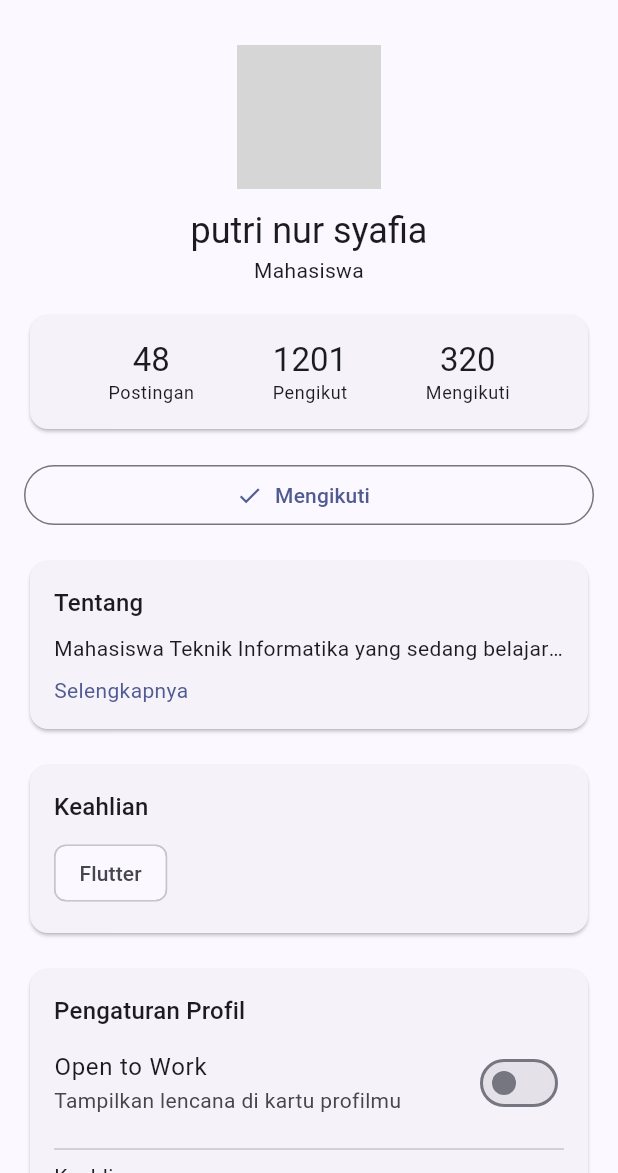
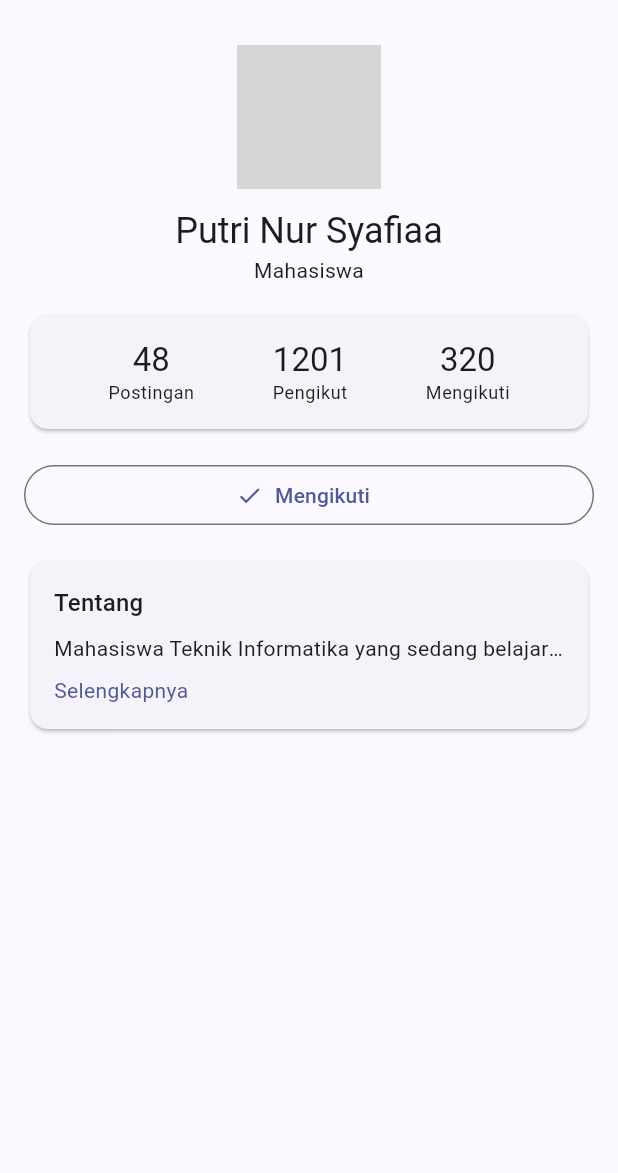
Before and after one commit to syafiafia22-cloud/profildigital, a Flutter app: the screen it shows after launch, after a tap on "Ikuti", after a tap on "Tentang", on a phone screen of 412 x 824 dp, the part 63-1236 px from its top. Run offline on Flutter 3.47's test engine with Material 3 defaults, Android fonts, the light colour scheme and no system bars; network calls fail; grey boxes are pictures that could not be loaded.

Commit message:
pertemuan 1

```diff
--- a/lib/main.dart
+++ b/lib/main.dart
@@ -1,16 +1,6 @@
 import 'package:flutter/material.dart';
 
 void main() => runApp(const MyApp());
-
-enum ProfileStatus {
-  student('Mahasiswa'),
-  freelancer('Freelancer'),
-  intern('Magang'),
-  employee('Karyawan');
-
-  const ProfileStatus(this.label);
-  final String label;
-}
 
 class MyApp extends StatelessWidget {
   const MyApp({super.key});
@@ -34,25 +24,20 @@ class ProfilePage extends StatefulWidget {
 }
 
 class _ProfilePageState extends State<ProfilePage> {
-  bool _isFollowing = false;
-  int _followers = 1200;
-  bool _openToWork = false;
-  bool _isBioExpanded = false;
-
-  ProfileStatus _status = ProfileStatus.student;
-
-  static const _allSkills = ['Flutter', 'Dart', 'UI/UX', 'Firebase', 'Git'];
-
-  final Set<String> _skills = {'Flutter'};
-
-  static const _name = 'putri nur syafia';
+  static const _name = 'Putri Nur Syafiaa';
   static const _bio =
       'Mahasiswa Teknik Informatika yang sedang belajar Flutter. '
       'Suka membangun aplikasi mobile yang sederhana, rapi, dan berguna. '
       'Sedang mengerjakan proyek akhir semester bertema kartu profil digital.';
 
+  // State Variables (Lab 1, Lab 2, & Lab 4)
+  bool _isFollowing = false;
+  int _followers = 1200;
+  bool _isBioExpanded = false;
+
+  // Helper Methods (Lab 2 & Lab 3)
   void _setFollowing(bool value) {
-    if (_isFollowing == value) return;
+    if (_isFollowing == value) return; // tidak ada perubahan, abaikan
     setState(() {
       _isFollowing = value;
       _followers += value ? 1 : -1;
@@ -61,7 +46,7 @@ class _ProfilePageState extends State<ProfilePage> {
 
   void _showSnack(String message, {SnackBarAction? action}) {
     ScaffoldMessenger.of(context)
-      ..hideCurrentSnackBar()
+      ..hideCurrentSnackBar() // hindari Snackbar menumpuk
       ..showSnackBar(
         SnackBar(
           content: Text(message),
@@ -71,84 +56,20 @@ class _ProfilePageState extends State<ProfilePage> {
       );
   }
 
-  Future<bool> _showConfirmDialog({
-    required String title,
-    required String message,
-    required String confirmLabel,
-  }) async {
-    final result = await showDialog<bool>(
-      context: context,
-      builder: (dialogContext) => AlertDialog(
-        title: Text(title),
-        content: Text(message),
-        actions: [
-          TextButton(
-            onPressed: () => Navigator.pop(dialogContext, false),
-            child: const Text('Batal'),
-          ),
-          FilledButton(
-            onPressed: () => Navigator.pop(dialogContext, true),
-            child: Text(confirmLabel),
-          ),
-        ],
-      ),
-    );
-    return result ?? false;
-  }
-
-  Future<void> _onFollowPressed() async {
-    if (!_isFollowing) {
+  void _onFollowPressed() {
+    if (_isFollowing) {
+      _setFollowing(false);
+      _showSnack('Kamu berhenti mengikuti $_name');
+    } else {
       _setFollowing(true);
       _showSnack(
         'Kamu mulai mengikuti $_name',
         action: SnackBarAction(
           label: 'BATAL',
-          onPressed: () => _setFollowing(false),
+          onPressed: () => _setFollowing(false), // Undo
         ),
       );
-      return;
     }
-
-    final confirmed = await _showConfirmDialog(
-      title: 'Berhenti mengikuti?',
-      message: 'Kamu tidak akan lagi melihat pembaruan dari $_name.',
-      confirmLabel: 'Berhenti',
-    );
-
-    if (!confirmed || !mounted) return;
-
-    _setFollowing(false);
-    _showSnack('Kamu berhenti mengikuti $_name');
-  }
-
-  void _onSkillChanged(String skill, bool selected) {
-    setState(() {
-      if (selected) {
-        _skills.add(skill);
-      } else {
-        _skills.remove(skill);
-      }
-    });
-  }
-
-  Future<void> _onResetPressed() async {
-    final confirmed = await _showConfirmDialog(
-      title: 'Reset pengaturan?',
-      message: 'Semua pengaturan akan kembali ke nilai awal.',
-      confirmLabel: 'Reset',
-    );
-
-    if (!confirmed || !mounted) return;
-
-    setState(() {
-      _openToWork = false;
-      _skills
-        ..clear()
-        ..add('Flutter');
-      _status = ProfileStatus.student;
-    });
-
-    _showSnack('Pengaturan berhasil direset');
   }
 
   @override
@@ -166,7 +87,7 @@ class _ProfilePageState extends State<ProfilePage> {
               child: CircleAvatar(
                 radius: 48,
                 backgroundImage: NetworkImage(
-                  'https://png.pngtree.com/thumb_back/fh260/background/20230716/pngtree-realistic-3d-rendering-of-speeding-clouds-against-a-blue-sky-background-image_3870197.jpg',
+                  'https://akcdn.detik.net.id/community/media/visual/2022/03/10/ilustrasi-langit_43.jpeg?w=700&q=90',
                 ),
               ),
             ),
@@ -176,19 +97,10 @@ class _ProfilePageState extends State<ProfilePage> {
               textAlign: TextAlign.center,
               style: textTheme.headlineSmall,
             ),
-            Text(_status.label, textAlign: TextAlign.center),
+            const Text('Mahasiswa', textAlign: TextAlign.center),
+            const SizedBox(height: 16),
 
-            if (_openToWork) ...[
-              const SizedBox(height: 8),
-              const Center(
-                child: Chip(
-                  avatar: Icon(Icons.work_outline, size: 18),
-                  label: Text('Open to Work'),
-                ),
-              ),
-            ],
-
-            const SizedBox(height: 16),
+            // Section Statistik (Lab 2: angka pengikut dinamis, tanpa const di Card)
             Card(
               child: Padding(
                 padding: const EdgeInsets.symmetric(vertical: 16),
@@ -203,6 +115,8 @@ class _ProfilePageState extends State<ProfilePage> {
               ),
             ),
             const SizedBox(height: 16),
+
+            // Tombol Ikuti (Lab 1 & Lab 3)
             _isFollowing
                 ? OutlinedButton.icon(
                     onPressed: _onFollowPressed,
@@ -214,7 +128,10 @@ class _ProfilePageState extends State<ProfilePage> {
                     icon: const Icon(Icons.person_add),
                     label: const Text('Ikuti'),
                   ),
+
             const SizedBox(height: 16),
+
+            // Kartu tentang bio dengan InkWell & expand/collapse (Lab 4)
             Card(
               child: InkWell(
                 borderRadius: BorderRadius.circular(12),
@@ -243,43 +160,6 @@ class _ProfilePageState extends State<ProfilePage> {
                 ),
               ),
             ),
-
-            const SizedBox(height: 16),
-            Card(
-              child: Padding(
-                padding: const EdgeInsets.all(16),
-                child: Column(
-                  crossAxisAlignment: CrossAxisAlignment.start,
-                  children: [
-                    Text('Keahlian', style: textTheme.titleMedium),
-                    const SizedBox(height: 8),
-                    if (_skills.isEmpty)
-                      const Text('Belum ada keahlian dipilih')
-                    else
-                      Wrap(
-                        spacing: 8,
-                        runSpacing: 8,
-                        children: [
-                          for (final s in _skills) Chip(label: Text(s)),
-                        ],
-                      ),
-                  ],
-                ),
-              ),
-            ),
-
-            const SizedBox(height: 16),
-            _SettingsCard(
-              openToWork: _openToWork,
-              onOpenToWorkChanged: (value) =>
-                  setState(() => _openToWork = value),
-              allSkills: _allSkills,
-              selectedSkills: _skills,
-              onSkillChanged: _onSkillChanged,
-              status: _status,
-              onStatusChanged: (value) => setState(() => _status = value),
-              onReset: _onResetPressed,
-            ),
           ],
         ),
       ),
@@ -287,8 +167,7 @@ class _ProfilePageState extends State<ProfilePage> {
   }
 }
 
-/// Widget kecil untuk satu angka statistik. Sengaja dibuat StatelessWidget:
-/// ia hanya menampilkan data yang diberikan, tidak menyimpan state sendiri.
+/// Widget kecil untuk satu angka statistik.
 class _StatItem extends StatelessWidget {
   const _StatItem({required this.label, required this.value});
 
@@ -307,81 +186,3 @@ class _StatItem extends StatelessWidget {
     );
   }
 }
-
-class _SettingsCard extends StatelessWidget {
-  const _SettingsCard({
-    required this.openToWork,
-    required this.onOpenToWorkChanged,
-    required this.allSkills,
-    required this.selectedSkills,
-    required this.onSkillChanged,
-    required this.status,
-    required this.onStatusChanged,
-    required this.onReset,
-  });
-
-  final bool openToWork;
-  final ValueChanged<bool> onOpenToWorkChanged;
-  final List<String> allSkills;
-  final Set<String> selectedSkills;
-  final void Function(String skill, bool selected) onSkillChanged;
-  final ProfileStatus status;
-  final ValueChanged<ProfileStatus> onStatusChanged;
-  final VoidCallback onReset;
-
-  @override
-  Widget build(BuildContext context) {
-    final textTheme = Theme.of(context).textTheme;
-
-    return Card(
-      child: Padding(
-        padding: const EdgeInsets.all(16),
-        child: Column(
-          crossAxisAlignment: CrossAxisAlignment.start,
-          children: [
-            Text('Pengaturan Profil', style: textTheme.titleMedium),
-            SwitchListTile(
-              contentPadding: EdgeInsets.zero,
-              title: const Text('Open to Work'),
-              subtitle: const Text('Tampilkan lencana di kartu profilmu'),
-              value: openToWork,
-              onChanged: onOpenToWorkChanged,
-            ),
-            const Divider(),
-            const Text('Keahlian'),
-            for (final skill in allSkills)
-              CheckboxListTile(
-                contentPadding: EdgeInsets.zero,
-                dense: true,
-                controlAffinity: ListTileControlAffinity.leading,
-                title: Text(skill),
-                value: selectedSkills.contains(skill),
-                onChanged: (value) => onSkillChanged(skill, value ?? false),
-              ),
-            const Divider(),
-            const Text('Status'),
-            DropdownButton<ProfileStatus>(
-              isExpanded: true,
-              value: status,
-              items: [
-                for (final s in ProfileStatus.values)
-                  DropdownMenuItem(value: s, child: Text(s.label)),
-              ],
-              onChanged: (value) {
-                if (value != null) onStatusChanged(value);
-              },
-            ),
-            Align(
-              alignment: Alignment.centerRight,
-              child: TextButton.icon(
-                onPressed: onReset,
-                icon: const Icon(Icons.restart_alt),
-                label: const Text('Reset pengaturan'),
-              ),
-            ),
-          ],
-        ),
-      ),
-    );
-  }
-}
```
